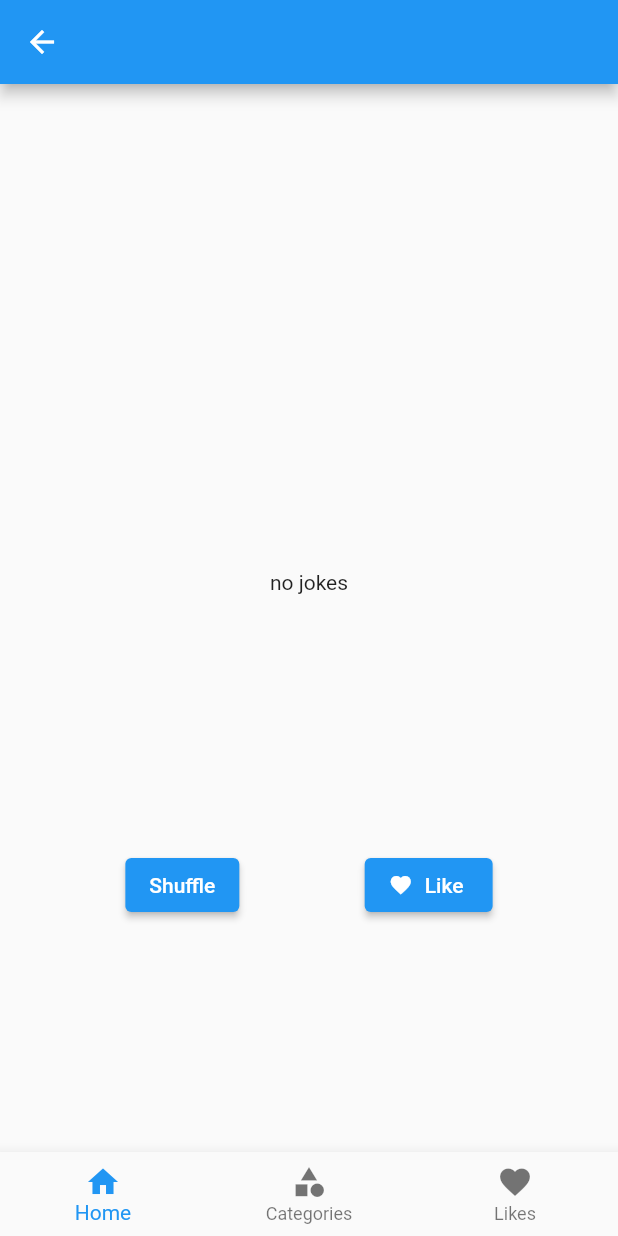
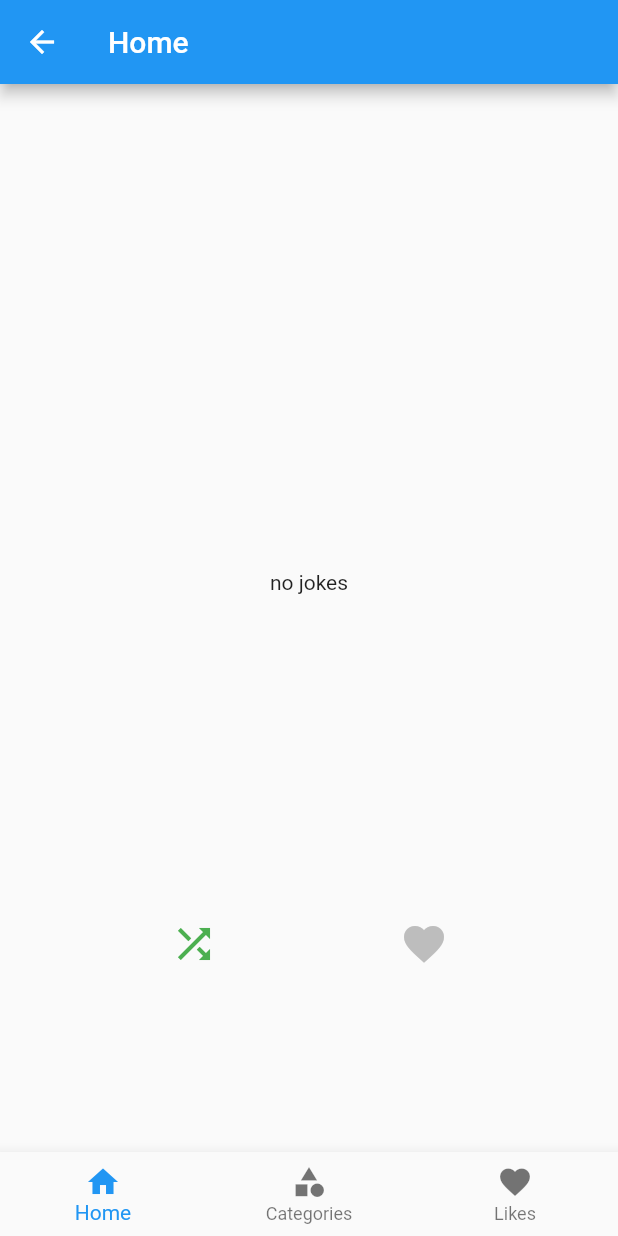
Before and after one commit to aykutonen/chuck_norris_jokes, a Flutter app: the DashboardView screen opened by its route, on a phone screen of 412 x 824 dp. Run offline on Flutter 3.47's test engine with Material 2 defaults, Android fonts, the phone set to English and light mode, and no system bars; our stand-ins replace get, get_storage; accounts and stored records are empty; network calls fail.

Commit message:
arayüz düzenlendi.

```diff
--- a/lib/controllers/dashboard_controller.dart
+++ b/lib/controllers/dashboard_controller.dart
@@ -14,6 +14,18 @@ class DashboardController extends GetxController {
   ];
 
   Widget get currentPage => pages[currentPageIndex.value];
+  String get pageTitle {
+    switch (currentPageIndex.value) {
+      case 0:
+        return 'Home';
+      case 1:
+        return 'Categories';
+      case 2:
+        return 'Likes';
+      default:
+        return 'Home';
+    }
+  }
 
   void changePage(int index) => currentPageIndex(index);
 }
--- a/lib/controllers/home_controller.dart
+++ b/lib/controllers/home_controller.dart
@@ -29,6 +29,7 @@ class HomeController extends GetxController {
       joke(await service.randomByCategory(selectedCategory.value));
     else
       joke(await service.random());
+    await Future.delayed(0.5.seconds);
     isLoading(false);
   }
 
--- a/lib/views/dashboard.dart
+++ b/lib/views/dashboard.dart
@@ -8,7 +8,9 @@ class DashboardView extends StatelessWidget {
   @override
   Widget build(BuildContext context) {
     return Scaffold(
-      appBar: AppBar(),
+      appBar: AppBar(
+        title: Obx(() => Text(ctrl.pageTitle)),
+      ),
       body: SafeArea(
         maintainBottomViewPadding: true,
         child: Obx(() => ctrl.currentPage),
--- a/lib/views/home.dart
+++ b/lib/views/home.dart
@@ -26,38 +26,37 @@ class HomeView extends StatelessWidget {
                 )
               : Container(),
         ),
-        Padding(
-          padding: const EdgeInsets.all(16.0),
+
+        Container(
+          height: Get.height / 4,
+          padding: const EdgeInsets.all(24),
+          alignment: Alignment.center,
           child: Obx(() => ctrl.isLoading.value
-              ? Center(child: CircularProgressIndicator())
+              ? CircularProgressIndicator()
               : ctrl.hasJoke
-                  ? Center(
-                      child: Text(ctrl.joke.value!.content),
-                    )
+                  ? Text(ctrl.joke.value!.content)
                   : Text("no jokes")),
         ),
         Row(
           mainAxisAlignment: MainAxisAlignment.spaceEvenly,
           children: [
-            ElevatedButton(
+            IconButton(
               onPressed: () => ctrl.random(),
-              child: Text("Shuffle"),
+              icon: Icon(
+                Icons.shuffle,
+                size: 32,
+                color: Colors.green,
+              ),
             ),
             Obx(
-              () => ElevatedButton(
+              () => IconButton(
                 onPressed: () => ctrl.jokeIsLiked
                     ? ctrl.removeLike(ctrl.joke.value!.id)
                     : ctrl.addLike(ctrl.joke.value!),
-                child: Row(
-                  children: [
-                    Icon(
-                      Icons.favorite,
-                      size: 16,
-                      color: ctrl.jokeIsLiked ? Colors.red : Colors.white,
-                    ),
-                    SizedBox(width: 8),
-                    Text("Like ${ctrl.likeCount > 0 ? ctrl.likeCount : ''}"),
-                  ],
+                icon: Icon(
+                  Icons.favorite,
+                  size: 32,
+                  color: ctrl.jokeIsLiked ? Colors.red : Colors.grey.shade400,
                 ),
               ),
             ),
```
